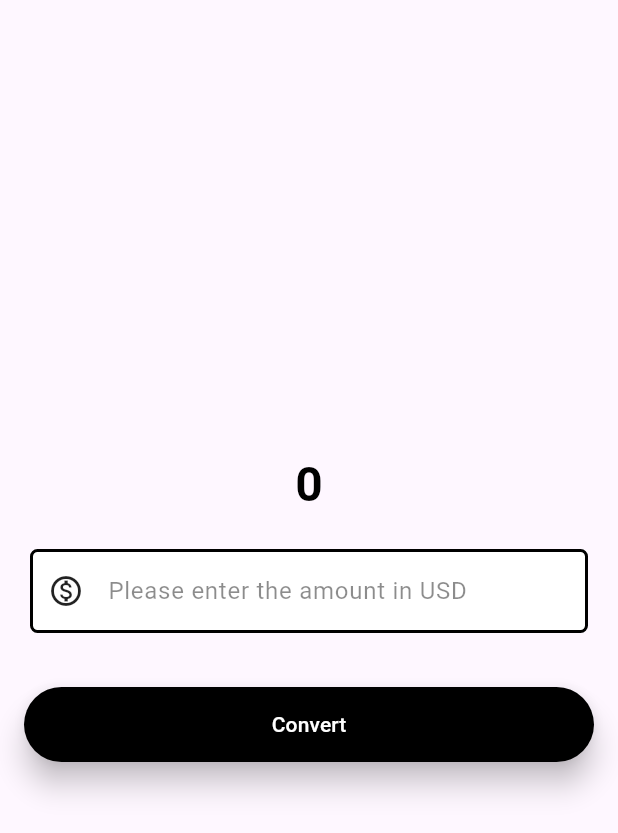
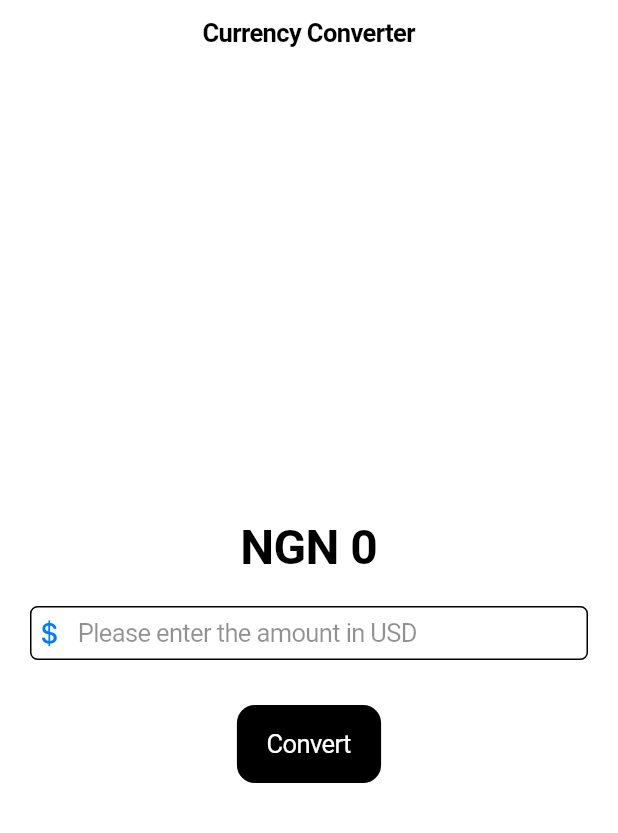
Before and after one commit to dolumideabayomi/currency_converter_app, a Flutter app: the screen it shows after launch, on a phone screen of 412 x 824 dp. Shown: the top 833 px of the screen. Run offline on Flutter 3.47's test engine with Material 3 defaults, Android fonts, the phone set to English and light mode, and no system bars.

Commit message:
Update lib and web file

```diff
--- /dev/null
+++ b/lib/currency_converter_cupertino_page.dart
@@ -0,0 +1,90 @@
+import 'package:flutter/cupertino.dart';
+
+class CurrencyConverterCupertinoPage extends StatefulWidget {
+  const CurrencyConverterCupertinoPage({super.key});
+
+  @override
+  State<CurrencyConverterCupertinoPage> createState() => _CurrencyConverterCupertinoPage();
+}
+
+class _CurrencyConverterCupertinoPage extends State<CurrencyConverterCupertinoPage> {
+    double result = 0;
+  final TextEditingController textEditingController = TextEditingController();
+
+ @override
+  Widget build(BuildContext context) {
+    print("rebuilt");
+
+
+    return  CupertinoPageScaffold(
+      backgroundColor: CupertinoColors.white,
+      navigationBar: const CupertinoNavigationBar(
+        backgroundColor: CupertinoColors.white,
+        middle: Text("Currency Converter",
+        style: TextStyle(
+          color: CupertinoColors.black
+        ),
+        ),
+      ),
+        child: Center(
+          child: Column(
+           mainAxisAlignment: MainAxisAlignment.center,
+           children: [
+               Text("NGN ${result !=0 ? result.toStringAsFixed(2): result.toStringAsFixed(0)}",
+                style: const TextStyle(
+                 fontSize: 32,
+                 fontWeight: FontWeight.bold,
+                 color: Color.fromRGBO(0, 0, 0, 1)
+               ),
+              ),
+
+              Container(
+                padding: const EdgeInsets.all(10),
+                margin: const EdgeInsets.all(10),
+                child: CupertinoTextField(
+                  controller: textEditingController,
+                   style: const TextStyle(
+                   color:  CupertinoColors.black,
+                  ),
+                  decoration: BoxDecoration(
+                    color: CupertinoColors.white,
+                    border: Border.all(),
+                    borderRadius: BorderRadius.circular(5),
+                  ),
+                  placeholder: "Please enter the amount in USD",
+                  placeholderStyle: const TextStyle(
+                    color: Color.fromARGB(110, 0, 0, 0)
+                  ),
+                  prefix:  const Icon(CupertinoIcons.money_dollar),
+                  keyboardType: const TextInputType.numberWithOptions(
+                    decimal: true,
+                  ),
+                ),
+              ),
+              const SizedBox(height: 10,),
+
+              //button
+              //Type: Raised & Text
+
+              //Text Button
+              CupertinoButton(
+                onPressed: () {
+                  setState(() {
+                   result = double.parse(textEditingController.text) * 1503;
+                  });
+                },
+                color: CupertinoColors.black,
+                child: const Text("Convert",
+                style: TextStyle(
+                  color: CupertinoColors.white
+                ),
+                ),
+
+                ),
+            ],
+          ),
+        )
+      );
+
+  }
+}
--- a/lib/currency_converter_material_page.dart
+++ b/lib/currency_converter_material_page.dart
@@ -1,11 +1,19 @@
-import 'package:flutter/foundation.dart';
 import 'package:flutter/material.dart';
 
-class CurrencyConverterMaterialPage extends StatelessWidget {
+class CurrencyConverterMaterialPage extends StatefulWidget {
   const CurrencyConverterMaterialPage({super.key});
+  @override
+  State<CurrencyConverterMaterialPage> createState() => _CurrencyConverterMaterialPageState();
 
-  @override
+}
+
+class _CurrencyConverterMaterialPageState extends State<CurrencyConverterMaterialPage> {
+  double result = 0;
+  final TextEditingController textEditingController = TextEditingController();
+
+   @override
   Widget build(BuildContext context) {
+    print("rebuilt");
      final border = OutlineInputBorder(
         borderSide: const BorderSide(
            width: 2.0,
@@ -15,12 +23,19 @@ class CurrencyConverterMaterialPage extends StatelessWidget {
      );
 
     return  Scaffold(
+      backgroundColor: Colors.white,
+      appBar: AppBar(
+        backgroundColor: Colors.white,
+        elevation: 0.5,
+        title: const Text("Currency Converter"),
+        centerTitle: true,
+      ),
         body: Center(
           child: Column(
            mainAxisAlignment: MainAxisAlignment.center,
            children: [
-              const Text('0',
-                style: TextStyle(
+               Text("NGN ${result !=0 ? result.toStringAsFixed(2): result.toStringAsFixed(0)}",
+                style: const TextStyle(
                  fontSize: 32,
                  fontWeight: FontWeight.bold,
                  color: Color.fromRGBO(0, 0, 0, 1)
@@ -30,6 +45,7 @@ class CurrencyConverterMaterialPage extends StatelessWidget {
                 padding: const EdgeInsets.all(10),
                 margin: const EdgeInsets.all(10),
                 child: TextField(
+                  controller: textEditingController,
                    style: const TextStyle(
                    color:  Colors.black87,
                   ),
@@ -57,17 +73,19 @@ class CurrencyConverterMaterialPage extends StatelessWidget {
               //Text Button
               Padding(
                 padding: const EdgeInsets.all(16.0),
-                child: ElevatedButton(
+                child: TextButton(
                   onPressed: () {
-                    if(kDebugMode) {
-                      print("Button Clicked");
-                    }
+                    setState(() {
+                     result = double.parse(textEditingController.text) * 1503;
+                    });
                   },
-                  style: const ButtonStyle(
-                    elevation: WidgetStatePropertyAll(8),
-                    backgroundColor: WidgetStatePropertyAll(Colors.black),
-                    foregroundColor: WidgetStatePropertyAll(Colors.white),
-                    minimumSize: WidgetStatePropertyAll(Size(double.infinity, 50)),
+                  style:  TextButton.styleFrom(
+                    backgroundColor: Colors.black,
+                    foregroundColor: Colors.white,
+                    minimumSize: const Size(double.infinity, 50),
+                    shape: RoundedRectangleBorder(
+                      borderRadius: BorderRadius.circular(5),
+                    ),
                   ),
                   child: const Text("Convert"),
 
--- a/lib/main.dart
+++ b/lib/main.dart
@@ -1,8 +1,10 @@
+import 'package:currency_converter/currency_converter_cupertino_page.dart';
 import 'package:currency_converter/currency_converter_material_page.dart';
+import 'package:flutter/cupertino.dart';
 import 'package:flutter/material.dart';
 
 void main() {
-  runApp(const MyApp());
+  runApp(const MyCupertinoApp());
 }
 
 /// Type of Widgets
@@ -20,3 +22,14 @@ class MyApp extends StatelessWidget {
     );
   }
 }
+
+class MyCupertinoApp extends StatelessWidget {
+  const MyCupertinoApp({super.key});
+
+  @override
+  Widget build(BuildContext context) {
+    return const CupertinoApp(
+      home: CurrencyConverterCupertinoPage(),
+    );
+  }
+}
```
Also changed, not shown: 1 other file.
